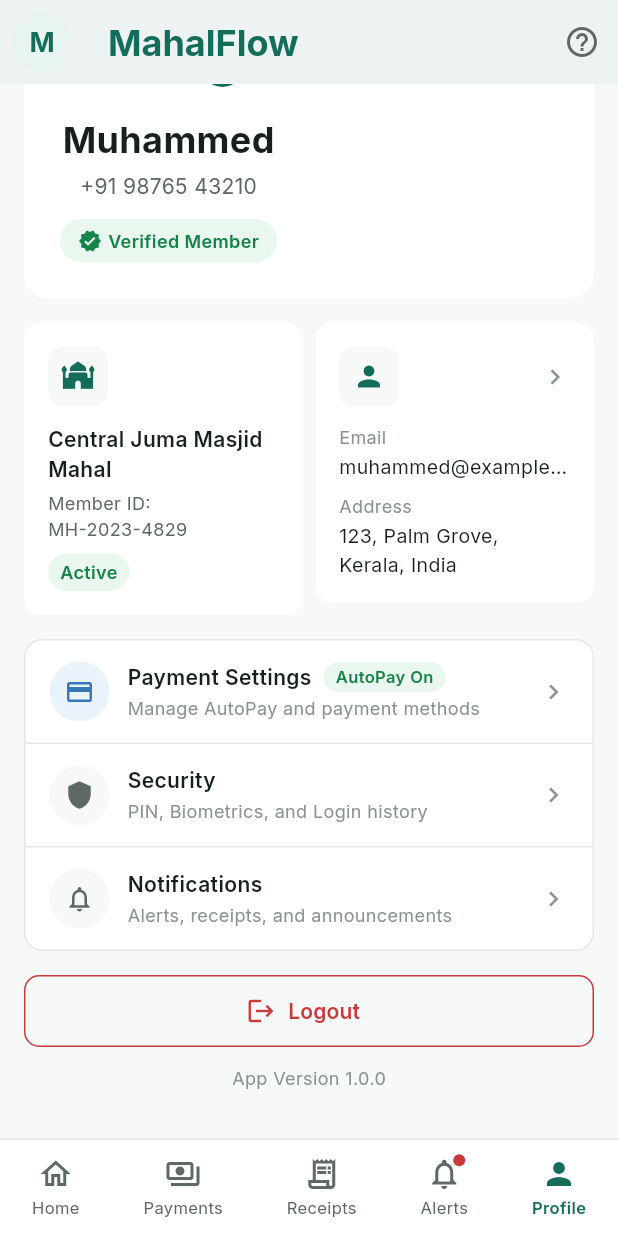
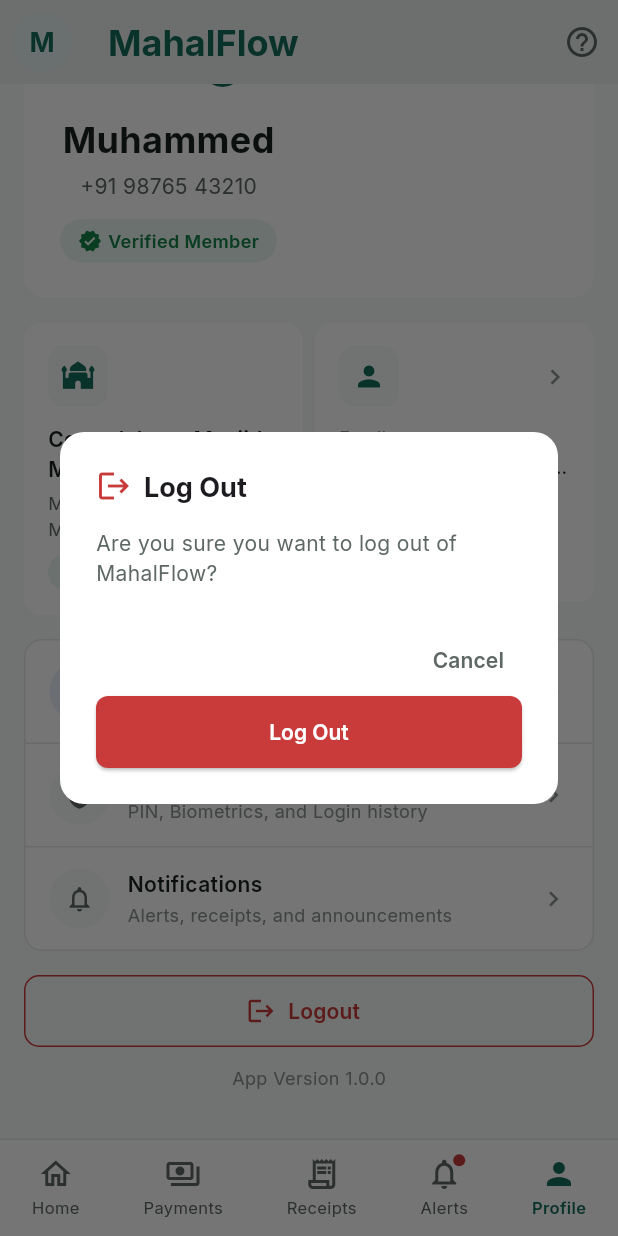
Before and after one commit to Its-me-nishmal/mahal-flow, a Flutter app: the ProfileScreen screen opened by its route, scrolled down 140 dp, after a tap on "Logout", on a phone screen of 412 x 824 dp. Run offline on Flutter 3.47's test engine with Material 3 defaults, Android fonts, the phone set to English and light mode, and no system bars; our stand-ins replace dio, google_fonts.

Commit message:
feat(profile): connect Logout button with confirmation modal and route to login

```diff
--- a/mobile-flutter/lib/features/profile/screens/profile_screen.dart
+++ b/mobile-flutter/lib/features/profile/screens/profile_screen.dart
@@ -492,7 +492,47 @@
       width: double.infinity,
       height: 48,
       child: OutlinedButton.icon(
-        onPressed: () {},
+        onPressed: () {
+          showDialog(
+            context: context,
+            builder: (ctx) => AlertDialog(
+              backgroundColor: AppColors.surface,
+              shape: RoundedRectangleBorder(borderRadius: BorderRadius.circular(16)),
+              title: Row(
+                children: [
+                  const Icon(Icons.logout, color: AppColors.error, size: 24),
+                  const SizedBox(width: 8),
+                  Text("Log Out", style: GoogleFonts.inter(fontWeight: FontWeight.w700, fontSize: 18)),
+                ],
+              ),
+              content: Text(
+                "Are you sure you want to log out of MahalFlow?",
+                style: GoogleFonts.inter(fontSize: 14, color: AppColors.textSecondary),
+              ),
+              actions: [
+                TextButton(
+                  onPressed: () => Navigator.of(ctx).pop(),
+                  child: Text("Cancel", style: GoogleFonts.inter(fontWeight: FontWeight.w600, color: AppColors.textSecondary)),
+                ),
+                ElevatedButton(
+                  onPressed: () {
+                    Navigator.of(ctx).pop();
+                    Navigator.of(context).pushNamedAndRemoveUntil(
+                      '/login',
+                      (route) => false,
+                    );
+                  },
+                  style: ElevatedButton.styleFrom(
+                    backgroundColor: AppColors.error,
+                    foregroundColor: Colors.white,
+                    shape: RoundedRectangleBorder(borderRadius: BorderRadius.circular(8)),
+                  ),
+                  child: Text("Log Out", style: GoogleFonts.inter(fontWeight: FontWeight.w600)),
+                ),
+              ],
+            ),
+          );
+        },
         icon: const Icon(Icons.logout, color: AppColors.error, size: 20),
         label: Text(
           'Logout',
```
